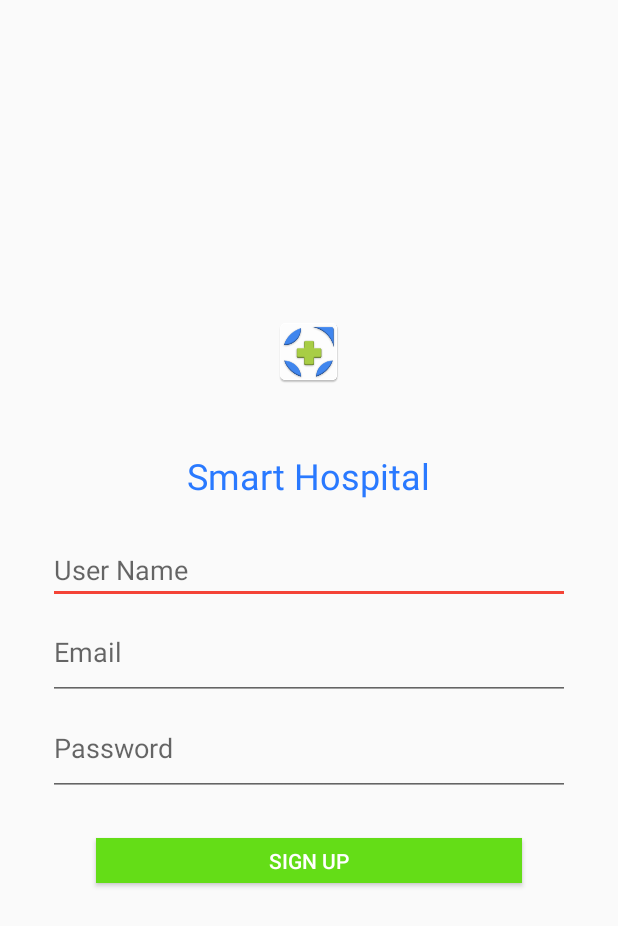
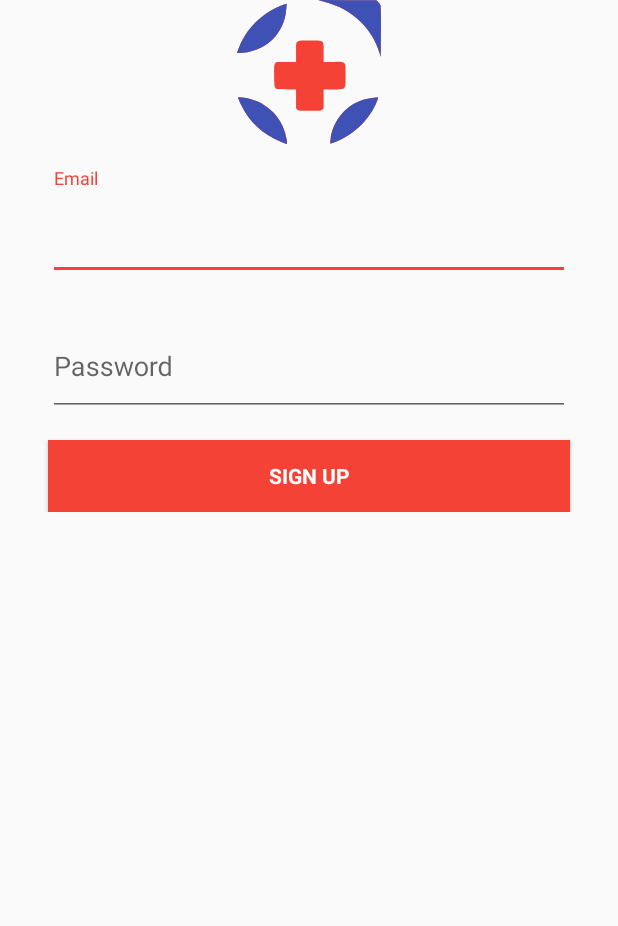
Before and after one commit to vasyldzyuba/SmartHospital, an Android app: the SignUpActivity screen opened directly, with no data from a screen before it, on a phone screen of 412 x 824 dp. Shown: the top 926 px of the screen. Run offline under Robolectric (Android 15) with nearby library versions, the phone set to English and light mode, and no system bars.

```diff
--- a/app/src/main/java/com/smarthospital/smarthospital/SignUpActivity.java
+++ b/app/src/main/java/com/smarthospital/smarthospital/SignUpActivity.java
@@ -2,10 +2,13 @@ package com.smarthospital.smarthospital;
 
 import android.content.Context;
 import android.content.Intent;
+import android.support.design.widget.TextInputEditText;
 import android.support.v7.app.AppCompatActivity;
 import android.os.Bundle;
 import android.support.annotation.NonNull;
 import android.support.v7.widget.Toolbar;
+import android.view.View;
+import android.widget.Toast;
 
 public class SignUpActivity extends AppCompatActivity {
 
@@ -14,9 +17,20 @@ public class SignUpActivity extends AppCompatActivity {
         return startIntent;
     }
 
+    private TextInputEditText mEmailEditText;
+    private TextInputEditText mPasswordEditText;
+
     @Override
     protected void onCreate(Bundle savedInstanceState) {
         super.onCreate(savedInstanceState);
         setContentView(R.layout.activity_sign_up);
+        mEmailEditText = (TextInputEditText) findViewById(R.id.email_edit_text);
+        mPasswordEditText=(TextInputEditText) findViewById(R.id.password_edit_text);
+       findViewById(R.id.sign_up_button).setOnClickListener(new View.OnClickListener() {
+           @Override
+           public void onClick(View view) {
+               Toast.makeText(SignUpActivity.this, mEmailEditText.getText(), Toast.LENGTH_SHORT).show();
+           }
+       });
     }
 }
--- a/app/src/main/res/layout/activity_sign_up.xml
+++ b/app/src/main/res/layout/activity_sign_up.xml
@@ -1,68 +1,67 @@
 <?xml version="1.0" encoding="utf-8"?>
-<LinearLayout xmlns:android="http://schemas.android.com/apk/res/android"
-android:orientation="vertical"
+<ScrollView xmlns:android="http://schemas.android.com/apk/res/android"
+android:layout_width="match_parent"
+android:layout_height="match_parent">
+
+<LinearLayout
     android:layout_width="match_parent"
     android:layout_height="match_parent"
-android:gravity="center"
-android:weightSum="1">
+    android:orientation="vertical"
+    android:gravity="center">
+
 
     <ImageView
-        android:layout_width="48dp"
-        android:layout_height="64dp"
-        android:layout_marginBottom="10dp"
-        android:src="@mipmap/ic_launcher"
-        android:id="@+id/imageView"
-        android:scaleType="center"
-        android:layout_above="@+id/textView2" />
-
-
-    <TextView
         android:layout_width="wrap_content"
         android:layout_height="wrap_content"
-        android:layout_margin="24dp"
-        android:layout_marginBottom="16dp"
-        android:textColor="@color/blue_a400"
-        android:text="@string/activity_sign_in_smart_hospital"
-        android:textSize="24sp"
-        android:id="@+id/textView2" />
+        android:src="@drawable/ic_app_logo"
+        android:scaleType="center" />
 
-    <EditText
+    <android.support.design.widget.TextInputLayout
         android:layout_width="match_parent"
         android:layout_height="wrap_content"
-        android:inputType="textCapSentences"
-        android:layout_marginStart="32dp"
-        android:layout_marginEnd="32dp"
-        android:hint="@string/activity_sign_in_user_name"
-        android:id="@+id/editText" />
+        android:layout_marginTop="16dp">
 
-    <EditText
+        <android.support.design.widget.TextInputEditText
+            android:id="@+id/email_edit_text"
             android:layout_width="match_parent"
             android:layout_height="64dp"
             android:inputType="textEmailAddress"
             android:layout_marginStart="32dp"
             android:layout_marginEnd="32dp"
-        android:hint="@string/activity_sign_up_email"
-        />
+            android:hint="@string/activity_sign_up_email"/>
+    </android.support.design.widget.TextInputLayout>
 
-    <EditText
+    <android.support.design.widget.TextInputLayout
+        android:layout_width="match_parent"
+        android:layout_height="wrap_content"
+        android:layout_marginTop="16dp">
+
+        <android.support.design.widget.TextInputEditText
+            android:id="@+id/password_edit_text"
             android:layout_width="match_parent"
             android:layout_height="64dp"
             android:inputType="textPassword"
             android:layout_marginStart="32dp"
             android:layout_marginEnd="32dp"
             android:hint="@string/activity_sign_in_password"/>
+    </android.support.design.widget.TextInputLayout>
 
     <Button
+        android:id="@+id/sign_up_button"
+        style="?android:textAppearanceSmall"
         android:layout_width="match_parent"
-        android:layout_height="30dp"
-        android:layout_marginTop="28dp"
-        android:layout_marginStart="64dp"
-        android:layout_marginEnd="64dp"
-        android:layout_marginBottom="32dp"
-        android:textColor="@color/white"
-        android:background="@color/light_green_a700"
-        android:text="@string/activity_sign_in_sign_up"/>
-
+        android:layout_height="wrap_content"
+        android:layout_marginTop="16dp"
+        android:background="@color/colorAccent"
+        android:text="Sign Up"
+        android:textColor="@android:color/white"
+        android:textStyle="bold"
+        android:layout_marginStart="32dp"
+        android:layout_marginEnd="32dp"
+        />
 
 
 </LinearLayout>
+
+
+</ScrollView>
--- a/app/src/main/res/values/strings.xml
+++ b/app/src/main/res/values/strings.xml
@@ -9,4 +9,5 @@
     <string name="activity_sign_in_forgot_password">Forgot password ?</string>
     <string name="activity_sign_in_new_to_sign">New to sign ?</string>
     <string name="activity_sign_up_email">Email</string>
+    <string name="activity_sign_up_password">Password</string>
 </resources>
```
Lines whose indentation alone changed are shown as unchanged.
